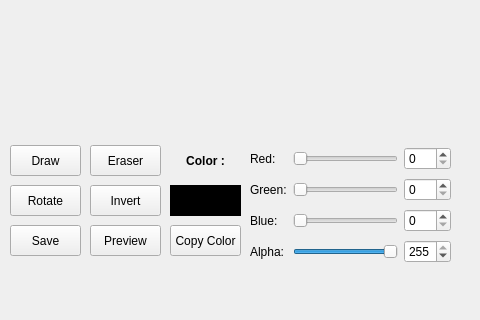
Qt form editorwindow.ui (KaiokenBro/Sprite-Editor) before a commit; both pictures show x 0 to 480 and y 385 to 705 of the 800 by 705 pixel window.
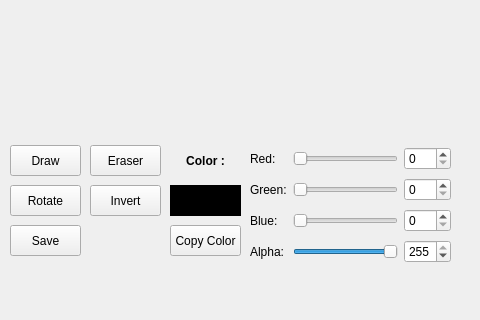
The same form after that commit.

The edit to the form file:
```diff
--- a/editorwindow.ui
+++ b/editorwindow.ui
@@ -27,19 +27,6 @@
      <string>Save</string>
     </property>
    </widget>
-   <widget class="QPushButton" name="previewButton">
-    <property name="geometry">
-     <rect>
-      <x>90</x>
-      <y>610</y>
-      <width>71</width>
-      <height>31</height>
-     </rect>
-    </property>
-    <property name="text">
-     <string>Preview</string>
-    </property>
-   </widget>
    <widget class="QListWidget" name="frameStackWidget">
     <property name="geometry">
      <rect>
```
Left out of the diff: 2 changed lines with no effect on the pictures.
